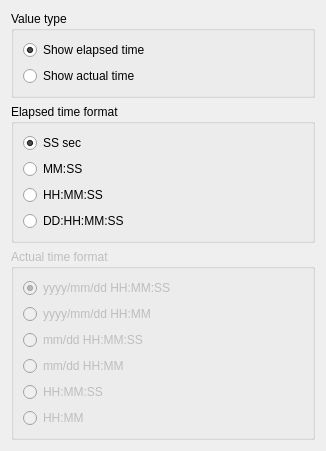
First picture: the form in libs/guibase/timeformat/timeformateditwidget.ui, repository i-RIC/prepost-gui, before the edit.
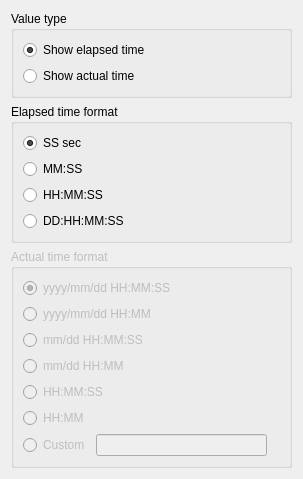
Second picture: the form after the edit. Icons and pictures are not drawn. Custom widgets are drawn as their Qt base class.

Diff of the .ui file:
```diff
--- a/libs/guibase/timeformat/timeformateditwidget.ui
+++ b/libs/guibase/timeformat/timeformateditwidget.ui
@@ -6,14 +6,14 @@
    <rect>
     <x>0</x>
     <y>0</y>
-    <width>326</width>
-    <height>378</height>
+    <width>303</width>
+    <height>406</height>
    </rect>
   </property>
   <property name="windowTitle">
    <string>Form</string>
   </property>
-  <layout class="QVBoxLayout" name="verticalLayout_3">
+  <layout class="QVBoxLayout" name="verticalLayout_4">
    <item>
     <widget class="QGroupBox" name="valueTypeGroupBox">
      <property name="title">
@@ -88,7 +88,7 @@
      <property name="title">
       <string>Actual time format</string>
      </property>
-     <layout class="QVBoxLayout" name="verticalLayout_4">
+     <layout class="QVBoxLayout" name="verticalLayout_3">
       <item>
        <widget class="QRadioButton" name="actualYYYYMMDDHHHHMMSSRadioButton">
         <property name="text">
@@ -134,6 +134,33 @@
         </property>
        </widget>
       </item>
+      <item>
+       <layout class="QHBoxLayout" name="horizontalLayout" stretch="0,1,0">
+        <item>
+         <widget class="QRadioButton" name="actualCustomRadioButton">
+          <property name="text">
+           <string>Custom</string>
+          </property>
+         </widget>
+        </item>
+        <item>
+         <widget class="QLineEdit" name="actualCustomLineEdit"/>
+        </item>
+        <item>
+         <widget class="TooltipLabel" name="actualCustomHelpLabel">
+          <property name="toolTip">
+           <string>&lt;html&gt;&lt;head/&gt;&lt;body&gt;&lt;p&gt;You can use following symbols to define custom time format:&lt;/p&gt;&lt;ul&gt;&lt;li&gt;Year: YYYY, YY&lt;/li&gt;&lt;li&gt;Month: M, MM, MMM, MMMM (MMM for Jan etc., MMMM for January etc.)&lt;/li&gt;&lt;li&gt;Day: d, dd, ddd, dddd (ddd for Mon etc., dddd for Monday etc.)&lt;/li&gt;&lt;li&gt;Hour: H, HH, h, hh (h, hh for AM / PM display)&lt;/li&gt;&lt;li&gt;Minute: m, mm&lt;/li&gt;&lt;li&gt;Second: s, ss&lt;/li&gt;&lt;li&gt;AM / PM: A, a&lt;/li&gt;&lt;/ul&gt;&lt;/body&gt;&lt;/html&gt;</string>
+          </property>
+          <property name="text">
+           <string/>
+          </property>
+          <property name="pixmap">
+           <pixmap resource="../guibase.qrc">:/libs/guibase/images/iconQuestion.png</pixmap>
+          </property>
+         </widget>
+        </item>
+       </layout>
+      </item>
      </layout>
     </widget>
    </item>
@@ -152,7 +179,16 @@
    </item>
   </layout>
  </widget>
- <resources/>
+ <customwidgets>
+  <customwidget>
+   <class>TooltipLabel</class>
+   <extends>QLabel</extends>
+   <header>guibase/tooltiplabel.h</header>
+  </customwidget>
+ </customwidgets>
+ <resources>
+  <include location="../guibase.qrc"/>
+ </resources>
  <connections>
   <connection>
    <sender>showElapsedRadioButton</sender>
```
Left out of the diff: 16 changed lines with no effect on the pictures.
